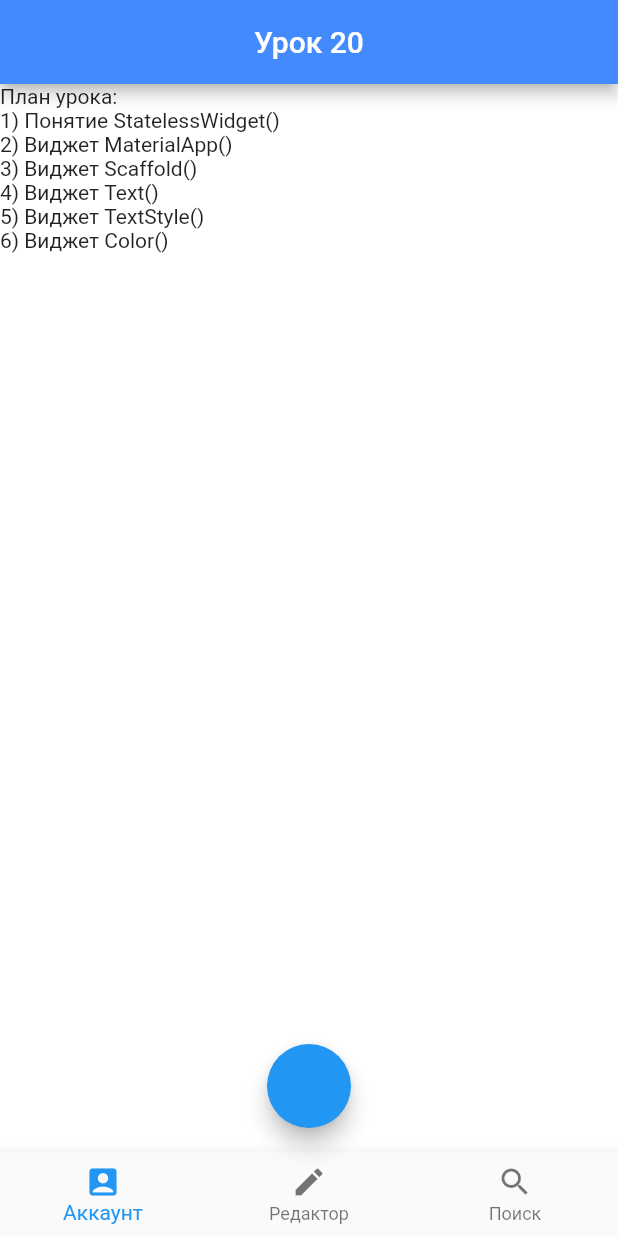
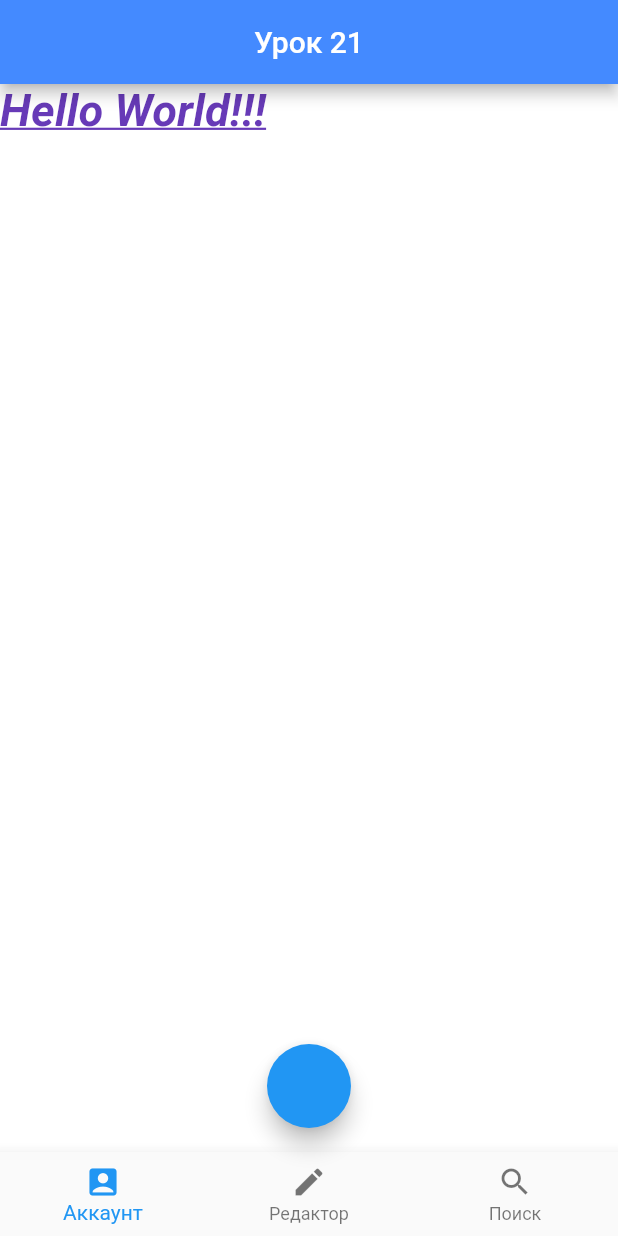
Before and after one commit to kirillnepomiluev/FlutterLessonsStemford, a Flutter app: the screen it shows after launch, on a phone screen of 412 x 824 dp. Run offline on Flutter 3.47's test engine with Material 2 defaults, Android fonts, the phone set to English and light mode, and no system bars.

Commit message:
Урок 21

```diff
--- a/lib/main.dart
+++ b/lib/main.dart
@@ -1,55 +1,91 @@
-import 'package:flutter/material.dart'; // Импорт библиотеки, содержащей основные инструменты flutter - виджеты.
-
-/// Виджет - это физуальные и функциональные компоненты, из которых состоит приложение.
-/// Все элементы в flutter являются виджетами.
+import 'package:flutter/material.dart';
 
 void main() => runApp(Lessons());
 
-class Lessons extends StatelessWidget { /// StatelessWidget() - это абстрактный класс
-/// который отвечает за создание статичного виджета. Статичный виджет - это виджет,
-/// который не будет менять своего состояния (например картинка, иконка, текст).
+class Lessons extends StatelessWidget {
 
   @override
   Widget build(BuildContext context) {
 
-    return MaterialApp( // Высокоуровневый виджет, отвечающий за создание графического интерфейса приложения в стиле Material Design.
+    return MaterialApp(
+      title: "Уроки Flutter",
+      home: Scaffold(
+        appBar: AppBar(
+          centerTitle: true,
+          title: Text("Урок 21",
+          ),
+          backgroundColor: Colors.blueAccent,
+        ),
+        backgroundColor: Colors.white,
+        floatingActionButton: FloatingActionButton(onPressed: () {},),
+        floatingActionButtonLocation: FloatingActionButtonLocation.centerFloat,
+        bottomNavigationBar: BottomNavigationBar(items: [
+          BottomNavigationBarItem(icon: Icon(Icons.account_box) , label: "Аккаунт"),
+          BottomNavigationBarItem(icon: Icon(Icons.edit), label: "Редактор"),
+          BottomNavigationBarItem(icon: Icon(Icons.search), label:"Поиск"),
+        ],),
+        body: Text(
 
-      title: "Название приложения", // В свойство title передается название приложения, которое будет отображаться в названии страницы. Принимает в себя строку.
+            "Hello World!!!", // Есть много способов декорировать текста. Универсальный виджет, отвечающий за стилизацию текстаявляется виджет TextStyle(), передаваемый в свойство style/.
 
-      home: Scaffold( // Высокоуровневый виджет, создающий шаблон страницы в стиле Material Design.
+                style: TextStyle( // Свойство, отвечающее за стиль текста. Принимает в себя виджет TextStyle().
 
-        appBar: AppBar( // Свойство, отвечающее за наличие верхнего меню - аппбара. Принимает в себя виджет AppBar().
+                     fontSize: 30, // Свойство, отвечающее за размер шрифта. Принимает в себя вещественное число.
 
-          centerTitle: true, // Свойство, отвечающее за расположение заголовка аппбара по центру. Принимает в себя true или false.
+                     fontWeight: FontWeight.bold, // Свойство, отвечающее за толщину текста. Принимает в себя конструкторы FontWeight.
 
-          title: Text("Урок 20", // Свойство, отвечающее за заголовок аппбара. Принимает в себя строку с текстом заголовка.
+                     fontStyle: FontStyle.italic, // Свойство, отвечающее за стиль текста. Принимает в себя конструкторы FontStyle.
+
+                     decoration: TextDecoration.underline, // Свойство, отвечающее за декорирование текста. Принимает в себя конструкторы TextDecoration.
+
+                     color: Colors.deepPurple, // Свойство, отвечающее за цвет текста. Принимает в себя цветовые виджеты.
 
           ),
-
-          backgroundColor: Colors.blueAccent, // Свойство, отвечающее за цвет аппбара. Принимает в себя виджет, содержащий цвет.
-
         ),
 
-        backgroundColor: Colors.white, // Свойство, отвечающее за цвет самой страницы.
 
-        floatingActionButton: FloatingActionButton(onPressed: () {},), // Свойство, отвечающее за добавление кнопки. Принимает в себя виджет FloatingActionButton().
 
-        floatingActionButtonLocation: FloatingActionButtonLocation.centerFloat, // Свойство, отвечающее за расположение кнопки на экране. Имеет различные конструкторы.
 
-        bottomNavigationBar: BottomNavigationBar(items: [ // Свойство, отвечающее за добавление нижней навигационной панели.
-
-          BottomNavigationBarItem(icon: Icon(Icons.account_box) , label: "Аккаунт"), // Элементы навигационной панели.
-
-          BottomNavigationBarItem(icon: Icon(Icons.edit), label: "Редактор"),
-
-          BottomNavigationBarItem(icon: Icon(Icons.search), label:"Поиск"),
-
-        ],),
-        body: Text( // Свойство, содержащее в себе тело страницы. Принимает в себя различные виджеты. Для примера, в поместим сюда виджет Text().
-
-          "План урока:\n1) Понятие StatelessWidget()\n2) Виджет MaterialApp()\n3) Виджет Scaffold()\n4) Виджет Text()\n5) Виджет TextStyle()\n6) Виджет Color()",
-
-        ), // Свойство, содержащее в себе тело страницы. Принимает в себя различные виджеты. Для примера, в поместим сюда виджет Text().
+        // body: RichText( /// В предыдущем примере мы научились декорировать текст. Однако, стиль текста распространялся на весь текст. Что
+        //   /// если нам нужно стилизовать отдельный участок текста? Для этого существует виджет RichText(). Он позволяет нам разбить текст на участки, и
+        //   /// задавать стиль для каждого из них индивидуально.
+        //
+        //   text: TextSpan(// Свойство, в которое помещается виджет TextSpan(), содержащий фрагмент текста и его стиль.
+        //
+        //     style: TextStyle( // Сюда мы поместим стиль текста по умолчанию.
+        //       fontSize: 30,
+        //       fontWeight: FontWeight.bold,
+        //       fontStyle: FontStyle.italic,
+        //       decoration: TextDecoration.underline,
+        //       color: Colors.deepPurple,
+        //     ),
+        //     children: [ /// Свойство children содержит в себе дочерние виджеты. При этом дочерние виджеты помещаются в квадратные скобки.
+        //       /// Теперь внутрь свойства children мы передадим еще несколько вилдетов TextSpan(), в которых будут содержаться отдельные
+        //       /// фрагменты текста, и стили для них. Если же мы не зададим для них уникальный стил, то они примут параметры, указанные
+        //       /// выше.
+        //
+        //       TextSpan( // Первый TextSpan будет содержать слово Hello .
+        //
+        //         text: "Hello ", // Здесь в свойство text мы уже передаем непосредственно текст, над которым будут произвоодиться изменения.
+        //
+        //         style: TextStyle(fontWeight: FontWeight.normal, color: Colors.black, decoration: TextDecoration.none), // Сделаем текст нормальной толщины, изменим цвет на черный и уберем нижнее подчеркивание.
+        //
+        //       ),
+        //
+        //       TextSpan(
+        //         text: "World",
+        //         style: TextStyle(color: Colors.blueGrey), // Изменим цвет текста на синий.
+        //
+        //       ),
+        //
+        //       TextSpan(
+        //         text: "!!!",
+        //         style: TextStyle(color: Colors.blue, fontStyle: FontStyle.normal, fontSize: 35, decoration: TextDecoration.none), /// Изменим цвет на синий, уиерем курсив и подчеркивание, а также увеличиваем
+        //         ///размер шрифта
+        //       ),
+        //     ],
+        //   ),
+        // ),
       ),
     );
   }
```
